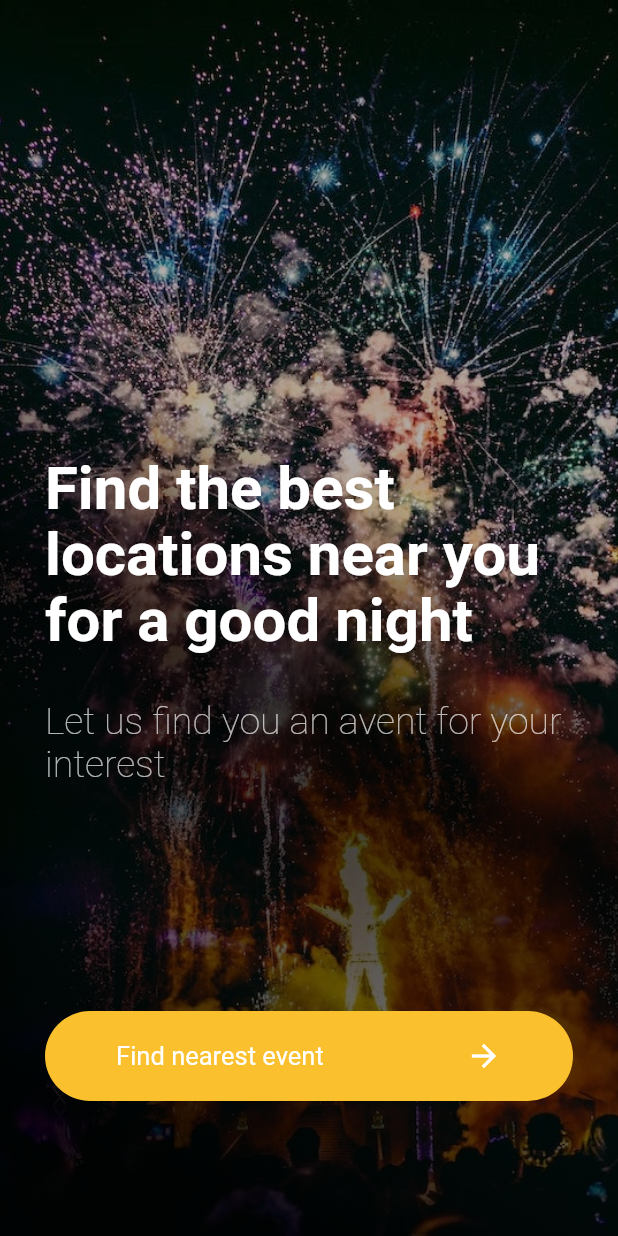
After one commit to SantiagoGonzalezFernandez/AppMaker, a Flutter app: the SplashThreePage screen opened by its route, on a phone screen of 412 x 824 dp. The commit adds this screen. Run offline on Flutter 3.47's test engine with Material 2 defaults, Android fonts, the phone set to English and light mode, and no system bars; our stand-ins replace page_transition, shimmer, simple_animations, splashscreen.

Commit message:
Creo hasta el Splash Screen 6

```diff
--- /dev/null
+++ b/app_maker/lib/src/pages/SplashScreen/screens/splash_three.dart
@@ -0,0 +1,153 @@
+//Imports that are not mine
+import 'package:app_maker/src/pages/SplashScreen/screens/Animations/fadeAnimation.dart';
+import 'package:app_maker/src/pages/SplashScreen/splash_screen_page.dart';
+import 'package:flutter/material.dart';
+import 'package:page_transition/page_transition.dart';
+
+//Imports that are mine
+
+class SplashThreePage extends StatefulWidget {
+
+  @override
+  _SplashThreePageState createState() => _SplashThreePageState();
+}
+
+class _SplashThreePageState extends State<SplashThreePage> with SingleTickerProviderStateMixin{
+
+  AnimationController _scaleController;
+  Animation<double>   _scaleAnimation;
+
+  bool hide = false;
+
+  @override
+  void initState() {
+    super.initState();
+
+    _scaleController = AnimationController(
+      vsync: this,
+      duration: Duration(milliseconds: 300)
+    );
+
+    _scaleAnimation = Tween<double>(
+      begin: 1.0,
+      end: 30.0
+    ).animate(_scaleController)..addStatusListener((status) {
+      if(status == AnimationStatus.completed){
+        Navigator.push(
+          context,
+          PageTransition(
+            child: SplashScreenPage(),
+            type: PageTransitionType.fade
+          )
+        );
+      }
+    });
+  }
+
+  @override
+  void dispose() {
+    super.dispose();
+
+    _scaleController.dispose();
+  }
+
+  @override
+  Widget build(BuildContext context) {
+    return Scaffold(
+      body: Container(
+        decoration: BoxDecoration(
+          image: DecorationImage(
+            image: AssetImage('assets/images/background.jpg'),
+            fit: BoxFit.cover
+          )
+        ),
+        child: Container(
+          padding: EdgeInsets.all(30.0),
+          decoration: BoxDecoration(
+            gradient: LinearGradient(
+              begin: Alignment.bottomCenter,
+              colors: [
+                Colors.black.withOpacity(0.9),
+                Colors.black.withOpacity(0.6),
+                Colors.black.withOpacity(0.8),
+                Colors.black.withOpacity(0.3),
+              ]
+            )
+          ),
+          child: Column(
+            mainAxisAlignment: MainAxisAlignment.end,
+            crossAxisAlignment: CrossAxisAlignment.start,
+            children: [
+              FadeAnimation(
+                delay: 1,
+                child: Text(
+                  'Find the best locations near you for a good night',
+                  style: TextStyle(
+                    color: Colors.white,
+                    fontSize: 40.0,
+                    fontWeight: FontWeight.bold,
+                    height: 1.1
+                  ),
+                ),
+              ),
+              SizedBox(height: 30.0),
+              FadeAnimation(
+                delay: 1.2,
+                child: Text(
+                  'Let us find you an avent for your interest',
+                  style: TextStyle(
+                    color: Colors.white.withOpacity(0.7),
+                    fontSize: 25,
+                    fontWeight: FontWeight.w100
+                  ),
+                ),
+              ),
+              SizedBox(height: 150.0),
+              FadeAnimation(
+                delay: 1.4,
+                child: InkWell(
+                  onTap: (){
+                    setState(() {
+                      hide = true;
+                    });
+                    _scaleController.forward();
+                  },
+                  child: AnimatedBuilder(
+                    animation: _scaleController,
+                    builder: (context, child) => Transform.scale(
+                      scale: _scaleAnimation.value,
+                      child: Container(
+                        height: 60.0,
+                        decoration: BoxDecoration(
+                          borderRadius: BorderRadius.circular(50.0),
+                          color: Colors.yellow[700]
+                        ),
+                        child: hide == false ? Row(
+                          mainAxisAlignment: MainAxisAlignment.spaceAround,
+                          children: [
+                            Text(
+                              'Find nearest event',
+                              style: TextStyle(
+                                color: Colors.white,
+                                fontSize: 17
+                              ),
+                            ),
+                            Icon(
+                              Icons.arrow_forward,
+                              color: Colors.white,
+                            )
+                          ],
+                        ) : Container(),
+                      ),
+                    ),
+                  )
+                ),
+              ),
+              SizedBox(height: 60.0)
+            ],
+          ),
+        ),
+      ),
+    );
+  }
+}
--- a/app_maker/lib/src/utils/icon_string_util.dart
+++ b/app_maker/lib/src/utils/icon_string_util.dart
@@ -13,6 +13,10 @@ final _icons = <String, IconData>{
   //SplashScreen
   'filter_1' : Icons.filter_1,
   'filter_2' : Icons.filter_2,
+  'filter_3' : Icons.filter_3,
+  'filter_4' : Icons.filter_4,
+  'filter_5' : Icons.filter_5,
+  'filter_6' : Icons.filter_6,
 
 };
 
```
Also changed, not shown: app_maker/data/menu_options_splash.json (+20 -0 lines), app_maker/lib/src/pages/SplashScreen/screens/splash_five.dart (added, +49 -0 lines), app_maker/lib/src/pages/SplashScreen/screens/splash_four.dart (added, +76 -0 lines), app_maker/lib/src/pages/SplashScreen/screens/splash_six.dart (added, +66 -0 lines), app_maker/lib/src/routes/routes.dart (+9 -1 lines), app_maker/pubspec.yaml (+7 -6 lines), app_maker/assets/fonts/Pacifico-Regular.ttf (added), app_maker/assets/images/background.jpg (added), app_maker/assets/images/bg.png (added), app_maker/pubspec.lock.
